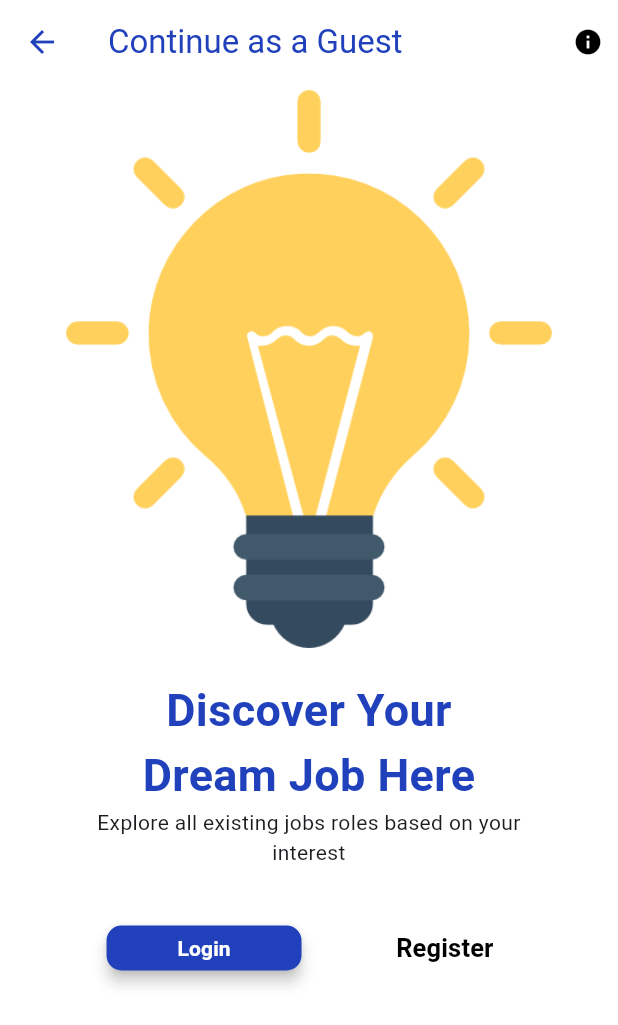
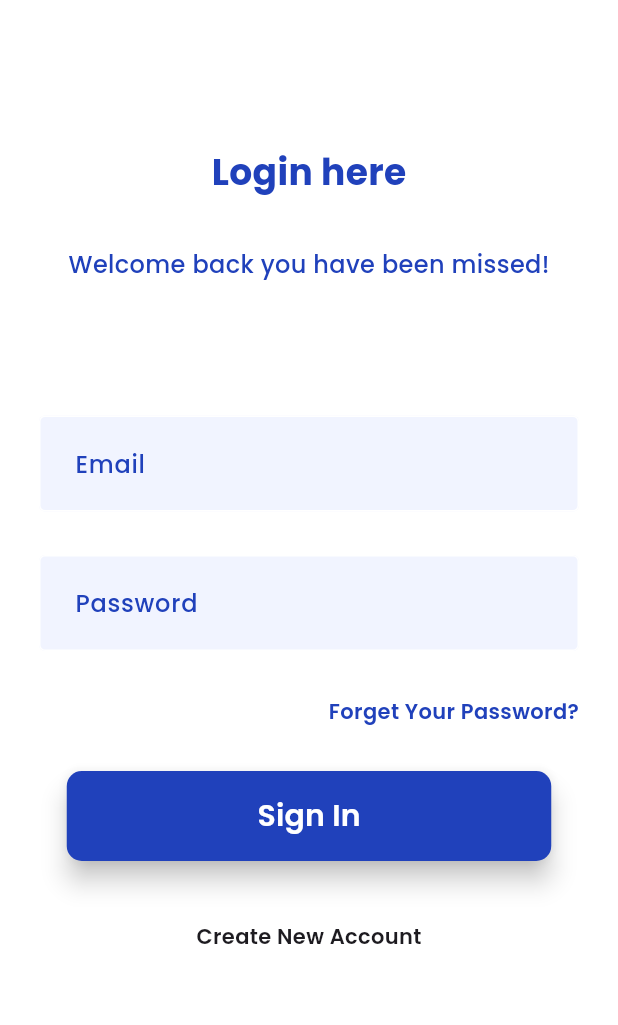
Before and after one commit to AhmedMahmoud2024/job_founder, a Flutter app: the screen it shows after launch, after a tap on "Login", on a phone screen of 412 x 824 dp. Shown: the top 1025 px of the screen. Run offline on Flutter 3.47's test engine with Material 3 defaults, Android fonts, the phone set to English and light mode, and no system bars; our stand-ins replace google_fonts.

Commit message:
implemented login and register screens

```diff
--- a/lib/core/theme/colors.dart
+++ b/lib/core/theme/colors.dart
@@ -2,4 +2,5 @@ import 'package:flutter/material.dart';
 
 class AppColors{
   static Color primaryColor=const Color(0xff2041bb);
+  static Color secondaryColor=const Color(0xffF1F4FF);
 }
--- /dev/null
+++ b/lib/core/theme/styles.dart
@@ -0,0 +1,25 @@
+import 'package:flutter/material.dart';
+import 'package:google_fonts/google_fonts.dart';
+import 'package:job_founder/core/theme/colors.dart';
+
+class Styles{
+  static TextStyle popiansBold24 = GoogleFonts.poppins(
+    fontSize: 24,
+    fontWeight: FontWeight.bold,
+    color: AppColors.primaryColor
+  );
+
+  static TextStyle medium16 = GoogleFonts.poppins(
+    fontSize: 16,
+    fontWeight: FontWeight.w500,
+    color: AppColors.primaryColor
+  );
+
+  static TextStyle popiansSemiBold14 = GoogleFonts.poppins(
+    fontSize: 14,
+    fontWeight: FontWeight.w600,
+
+  );
+
+
+}
--- /dev/null
+++ b/lib/features/auth/login/login.dart
@@ -0,0 +1,60 @@
+import 'package:flutter/material.dart';
+import 'package:google_fonts/google_fonts.dart';
+
+import '../../../core/theme/colors.dart';
+import '../../../core/theme/styles.dart';
+import '../register/register.dart';
+import 'widgets/custom_text_field.dart';
+
+class LoginPage extends StatelessWidget {
+  const LoginPage({super.key});
+
+  @override
+  Widget build(BuildContext context) {
+    return Scaffold(
+      backgroundColor: Colors.white,
+      body: Padding(
+        padding: const EdgeInsets.only(left: 26.0,right: 26.0, top: 97),
+        child: SingleChildScrollView(
+          child: Column(
+            children: [
+              Text("Login here",style:Styles.popiansBold24
+              ),
+              SizedBox(height: 34,),
+               Text("Welcome back you have been missed!",style:Styles.medium16,),
+              SizedBox(height: 89,),
+              CustomTextField(hintText: 'Email',),
+              SizedBox(height: 29,),
+              CustomTextField(hintText: 'Password',),
+              SizedBox(height: 30,),
+              Align(
+                alignment: Alignment.topRight,
+                child: Text("Forget Your Password?",style:Styles.popiansSemiBold14.copyWith(
+                  color: AppColors.primaryColor
+                )),
+              ),
+              SizedBox(height: 30,),
+              MaterialButton(onPressed: (){},
+              color:AppColors.primaryColor,
+              minWidth: 323,
+              height:60,
+              elevation:7,
+              textColor: Colors.white,
+              shape:RoundedRectangleBorder(
+                borderRadius: BorderRadius.circular(10)
+              ),
+              child:Text("Sign In",style:Styles.popiansSemiBold14.copyWith(fontSize: 20))
+              ),
+              SizedBox(height: 40,),
+              GestureDetector(
+                onTap: () {
+                  Navigator.push(context, MaterialPageRoute(builder: (context) => RegisterPage()));
+                },
+                child: Text("Create New Account",style:Styles.popiansSemiBold14))
+            ],
+          ),
+        ),
+      )
+    );
+  }
+}
--- /dev/null
+++ b/lib/features/auth/login/widgets/custom_text_field.dart
@@ -0,0 +1,32 @@
+import 'package:flutter/material.dart';
+
+import '../../../../core/theme/colors.dart';
+import '../../../../core/theme/styles.dart';
+
+class CustomTextField extends StatelessWidget {
+  const CustomTextField({
+    super.key, required this.hintText,
+  });
+
+final String hintText;
+
+  @override
+  Widget build(BuildContext context) {
+    return TextField(
+      decoration: InputDecoration(
+       contentPadding: EdgeInsets.symmetric(vertical: 20,horizontal: 20),
+        filled: true,
+        fillColor: AppColors.secondaryColor,
+        hintText: hintText,
+        hintStyle: Styles.medium16,
+        border: OutlineInputBorder(
+          borderSide: BorderSide(color: AppColors.primaryColor),
+          borderRadius: BorderRadius.circular(10)
+        ),
+        enabledBorder: OutlineInputBorder(
+          borderSide: BorderSide(color: Colors.white)
+        )
+      )
+    );
+  }
+}
--- a/lib/features/onBarding/widgets/on_boarding_buttons_row.dart
+++ b/lib/features/onBoarding/widgets/on_boarding_buttons_row.dart
@@ -3,6 +3,7 @@ import 'package:flutter/material.dart';
 
 import '../../../core/helper/strings.dart';
 import '../../../core/theme/colors.dart';
+import '../../auth/login/login.dart';
 
 class OnBoardingButtonsRow extends StatelessWidget {
   const OnBoardingButtonsRow({
@@ -21,7 +22,9 @@ class OnBoardingButtonsRow extends StatelessWidget {
             backgroundColor: AppColors.primaryColor,
             shape: RoundedRectangleBorder(borderRadius: BorderRadius.circular(10))
           ),
-          onPressed: () {},
+          onPressed: () {
+            Navigator.push(context, MaterialPageRoute(builder: (context)=> const LoginPage()));
+          },
           child:const Text(Strings.loginText,style: TextStyle(
             color: Colors.white,fontWeight: FontWeight.bold,
 
--- a/lib/main.dart
+++ b/lib/main.dart
@@ -1,6 +1,6 @@
 import 'package:flutter/material.dart';
 
-import 'features/onBarding/on_boarding_screen.dart';
+import 'features/onBoarding/on_boarding_screen.dart';
 
 void main() {
   runApp(const MyApp());
--- a/pubspec.yaml
+++ b/pubspec.yaml
@@ -35,6 +35,7 @@ dependencies:
   # The following adds the Cupertino Icons font to your application.
   # Use with the CupertinoIcons class for iOS style icons.
   cupertino_icons: ^1.0.2
+  google_fonts: ^6.2.0
 
 dev_dependencies:
   flutter_test:
```
Also changed, not shown: lib/features/auth/register/register.dart (added, +51 -0 lines), lib/features/onBoarding/on_boarding_screen.dart (renamed from lib/features/onBarding/on_boarding_screen.dart), lib/features/onBoarding/widgets/on_boarding_app_bar.dart (renamed from lib/features/onBarding/widgets/on_boarding_app_bar.dart), lib/features/onBoarding/widgets/on_boarding_description.dart (renamed from lib/features/onBarding/widgets/on_boarding_description.dart), lib/features/onBoarding/widgets/on_boarding_title.dart (renamed from lib/features/onBarding/widgets/on_boarding_title.dart), pubspec.lock, 2 other files.
